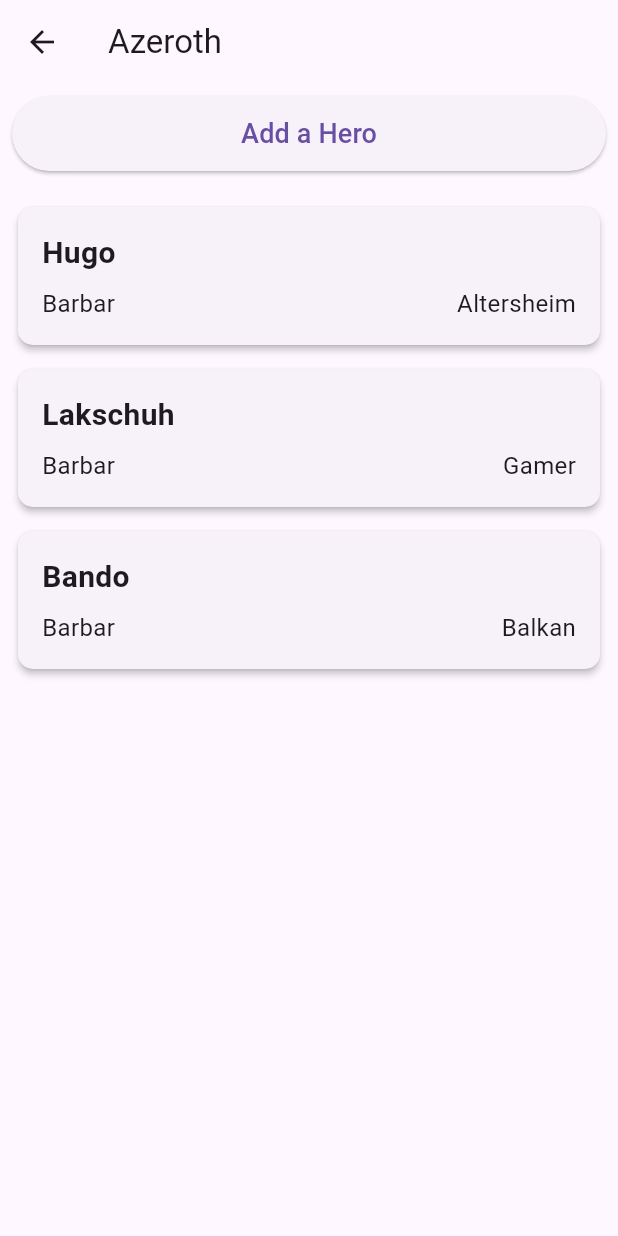
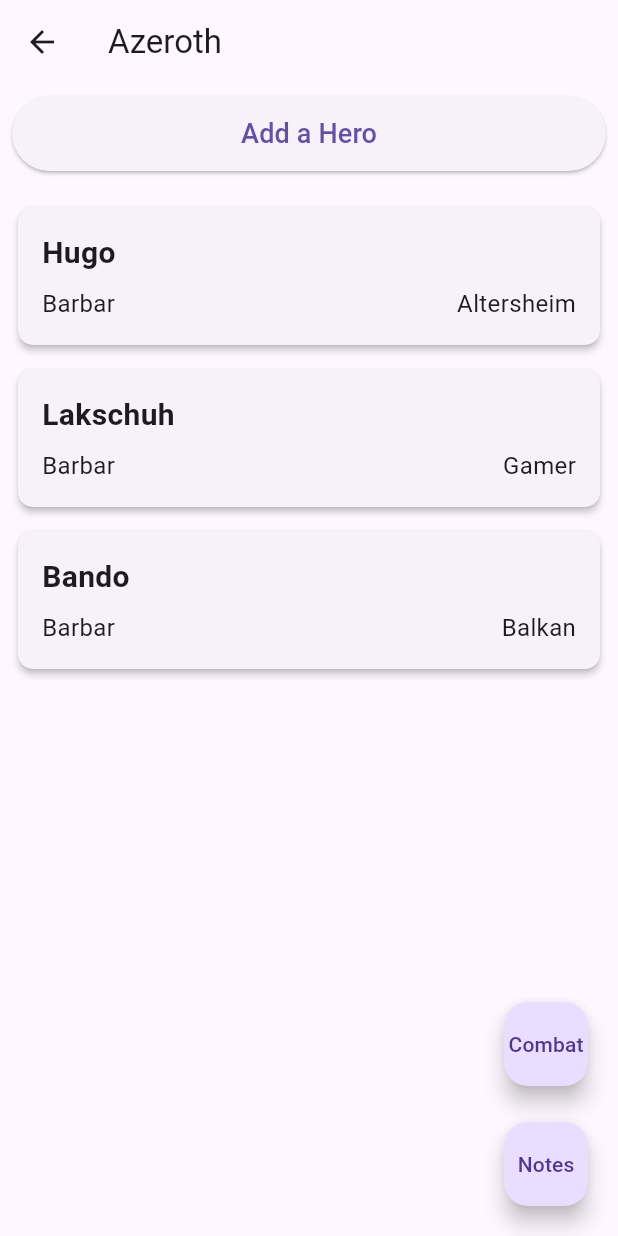
Before and after one commit to Schzyy/dnd-helper, a Flutter app: the screen it shows after launch, after a tap on "Azeroth", on a phone screen of 412 x 824 dp. Run offline on Flutter 3.47's test engine with Material 3 defaults, Android fonts, the light colour scheme and no system bars.

Commit message:
Created first Combatpage, not finished

```diff
--- a/lib/models/campaign.dart
+++ b/lib/models/campaign.dart
@@ -1,5 +1,4 @@
 //Datenmodel für die Campagne und die Characters
-
 class Campaign {
   String name;
   List<Character> characters;
@@ -11,6 +10,7 @@ class Campaign {
 }
 
 class Character {
+  bool good;
   String name;
   int level;
   String race;
@@ -21,6 +21,7 @@ class Character {
   Stats stats;
 
   Character({
+    required this.good,
     required this.name,
     required this.race,
     required this.level,
@@ -74,6 +75,17 @@ class Stats {
   });
 }
 
+class Combat {
+  List<bool> partake = [
+
+  ];
+  List<Character> heroes = [
+  ];
+  List<Character> opponentes = [
+  ];
+}
+
+//Help für die CharacterViewSeite
 final List<String> desc = [
     'Name',
     'Level',
@@ -88,4 +100,4 @@ final List<String> desc = [
     'Inteligence',
     'Wisdom',
     'Charisma'
-    ];
+];
--- a/lib/models/mockup.dart
+++ b/lib/models/mockup.dart
@@ -8,6 +8,7 @@ List<Campaign> campaigns = [
     name: 'Azeroth',
     characters: [
       Character(
+        good: true,
         name: "Hugo",
         level: 13,
         race: "Altersheim",
@@ -35,6 +36,7 @@ List<Campaign> campaigns = [
         )
       ),
       Character(
+        good: true,
         name: "Lakschuh",
         level: 13,
         race: "Gamer",
@@ -62,6 +64,7 @@ List<Campaign> campaigns = [
         )
       ),
     Character(
+        good: true,
         name: "Bando",
         level: 13,
         race: "Balkan",
@@ -94,6 +97,7 @@ List<Campaign> campaigns = [
     name: 'Blackrockspire',
     characters: [
       Character(
+        good: true,
         name: "Hugo",
         level: 13,
         race: "unknown",
@@ -121,6 +125,7 @@ List<Campaign> campaigns = [
         )
       ),
       Character(
+        good: true,
         name: "Lakschuh",
         level: 13,
         race: "Mensch",
@@ -151,8 +156,12 @@ List<Campaign> campaigns = [
   )
 ];
 
+Combat combat = Combat();
+
+//Templateliste Momentan nur gegner
 List<Character> chars = [
   Character(
+    good: false,
     name: "Gomme",
     level: 10,
     race: "Gnom",
--- a/lib/pages/campaingview.dart
+++ b/lib/pages/campaingview.dart
@@ -1,6 +1,7 @@
+import 'package:dmhelper/pages/characterview.dart';
+import 'package:dmhelper/pages/comabtprepteam.dart';
 import 'package:flutter/material.dart';
 import 'package:dmhelper/pages/charactercreator.dart';
-import 'package:dmhelper/models/campaign.dart';
 import 'package:dmhelper/models/mockup.dart';
 
 class CampaingViewPage extends StatelessWidget {
@@ -13,23 +14,25 @@ class CampaingViewPage extends StatelessWidget {
       appBar: AppBar(
         title: Text(campaigns[index].name),
         leading: IconButton(
-          icon: Icon(Icons.arrow_back),
+          icon: const Icon(Icons.arrow_back),
           onPressed: () => Navigator.pop(context),
         ),
       ),
-      body: Column(
+      body: Stack(children: [
+        Column(
           children: [
             Padding(
               padding: const EdgeInsets.all(8.0),
               child: ElevatedButton(
                 style: ElevatedButton.styleFrom(
-                minimumSize: Size(double.infinity, 50),
+                  minimumSize: const Size(double.infinity, 50),
                 ),
                 onPressed: () {
                   Navigator.push(
                     context,
                     MaterialPageRoute(
-                    builder: (context) => CharactercreatorPage(template: false, index: index),
+                      builder: (context) =>
+                          CharactercreatorPage(template: false, index: index),
                     ),
                   );
                 },
@@ -44,6 +47,30 @@ class CampaingViewPage extends StatelessWidget {
             ),
           ],
         ),
+        Positioned(
+            bottom: 100,
+            right: 20,
+            child: SizedBox(
+              child: FloatingActionButton(
+                onPressed: () {
+                  Navigator.push(
+                    context,
+                    MaterialPageRoute(builder: (context) => CombatPrepTeam(indexCampaign: index))
+                  );
+                },
+                child: const Text("Combat"),
+              ),
+            )),
+        Positioned(
+            bottom: 20,
+            right: 20,
+            child: SizedBox(
+              child: FloatingActionButton(
+                onPressed: () {},
+                child: const Text("Notes"),
+              ),
+            ))
+      ]),
     );
   }
 }
@@ -75,13 +102,21 @@ class _CampaingviewState extends State<Campaingview> {
 class CharacterCard extends StatelessWidget {
   final int indexCampaing;
   final int indexCharacter;
-  const CharacterCard({super.key, required this.indexCampaing, required this.indexCharacter});
+  const CharacterCard(
+      {super.key, required this.indexCampaing, required this.indexCharacter});
 
   @override
   Widget build(BuildContext context) {
     final character = campaigns[indexCampaing].characters[indexCharacter];
     return Padding(
       padding: const EdgeInsets.symmetric(vertical: 4.0),
+      child: GestureDetector(
+        onTap: () {
+          Navigator.push(
+            context,
+            MaterialPageRoute(builder: (context) => CharacterViewPage(viewChar: character))
+          );
+        },
         child: Card(
           elevation: 2,
           shape: RoundedRectangleBorder(
@@ -105,11 +140,11 @@ class CharacterCard extends StatelessWidget {
                   children: [
                     Text(
                       character.characterclass,
-                    style: TextStyle(fontSize: 16),
+                      style: const TextStyle(fontSize: 16),
                     ),
                     Text(
                       character.race,
-                    style: TextStyle(fontSize: 16),
+                      style: const TextStyle(fontSize: 16),
                     ),
                   ],
                 ),
@@ -117,6 +152,7 @@ class CharacterCard extends StatelessWidget {
             ),
           ),
         ),
+      ),
     );
   }
 }
--- a/lib/pages/charactercreator.dart
+++ b/lib/pages/charactercreator.dart
@@ -58,6 +58,7 @@ class _CharacterCreatorState extends State<CharacterCreator> {
   void _submitCharacter() {
     setState(() {
       final newCharacter = Character(
+        good: true,
         name: _nameController.text,
         level: int.tryParse(_levelController.text) ?? 1,
         race: _raceController.text,
```
Also changed, not shown: lib/pages/comabtprepteam.dart (added, +133 -0 lines), 1 other file. Lines whose indentation alone changed are shown as unchanged.
